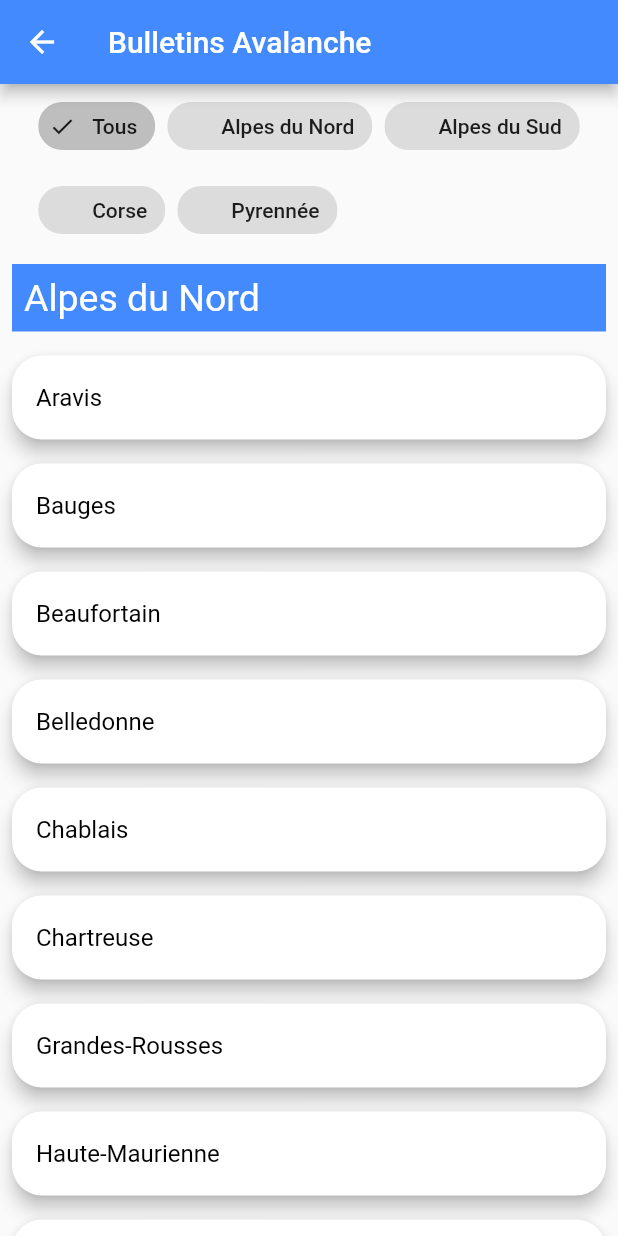
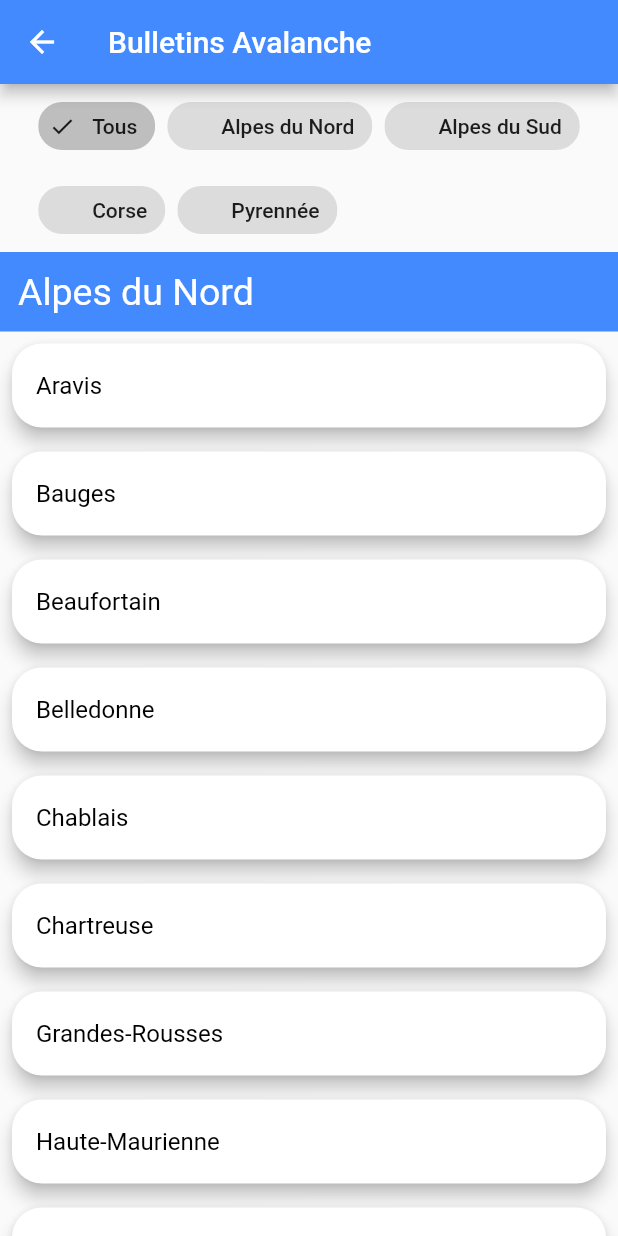
Before and after one commit to Chonli/snow_weather_info, a Flutter app: the AvalancheMassifListPage screen opened directly, on a phone screen of 412 x 824 dp. Run offline on Flutter 3.47's test engine with Material 2 defaults, Android fonts, the phone set to English and light mode, and no system bars; drawn by our look-alikes of sticky_headers; our stand-ins replace cached_network_image, carousel_slider, charts_flutter, csv, flutter_cache_manager, flutter_map and 7 more; missing offline and left inert: a package; accounts and stored records are empty; network calls fail; Roboto replaces fonts that are missing (Helvetica).

```diff
--- a/lib/ui/avalanche_massif_list_page.dart
+++ b/lib/ui/avalanche_massif_list_page.dart
@@ -3,6 +3,7 @@ import 'package:provider/provider.dart';
 import 'package:snow_weather_info/data/repository.dart';
 import 'package:snow_weather_info/model/avalanche_bulletin.dart';
 import 'package:snow_weather_info/ui/avalanche_bulletin_page.dart';
+import 'package:sticky_headers/sticky_headers.dart';
 
 class AvalancheMassifListPage extends StatefulWidget {
   const AvalancheMassifListPage({Key key}) : super(key: key);
@@ -69,11 +70,6 @@ class _AvalancheMassifListPageState extends State<AvalancheMassifListPage> {
 
   @override
   Widget build(BuildContext context) {
-    Repository repository = Provider.of<Repository>(context);
-    final listAlpesNord = repository.getAvalancheBulletin(Mountain.alpes_nord);
-    final listAlpesSud = repository.getAvalancheBulletin(Mountain.alpes_sud);
-    final listCorse = repository.getAvalancheBulletin(Mountain.corse);
-    final listPyrennee = repository.getAvalancheBulletin(Mountain.pyrennee);
     return Scaffold(
       appBar: AppBar(
         title: Text("Bulletins Avalanche"),
@@ -87,14 +83,10 @@ class _AvalancheMassifListPageState extends State<AvalancheMassifListPage> {
             child: ListView(
               primary: true,
               children: [
-                _cardHeader("Alpes du Nord", Mountain.alpes_nord),
-                _listMassif(listAlpesNord, Mountain.alpes_nord),
-                _cardHeader("Alpes du Sud", Mountain.alpes_sud),
-                _listMassif(listAlpesSud, Mountain.alpes_sud),
-                _cardHeader("Corse", Mountain.corse),
-                _listMassif(listCorse, Mountain.corse),
-                _cardHeader("Pyrénnée", Mountain.pyrennee),
-                _listMassif(listPyrennee, Mountain.pyrennee),
+                _listMassif("Alpes du Nord", Mountain.alpes_nord),
+                _listMassif("Alpes du Sud", Mountain.alpes_sud),
+                _listMassif("Corse", Mountain.corse),
+                _listMassif("Pyrénnée", Mountain.pyrennee),
               ],
             ),
           ),
@@ -103,12 +95,16 @@ class _AvalancheMassifListPageState extends State<AvalancheMassifListPage> {
     );
   }
 
-  Widget _cardHeader(String title, Mountain type) {
+  Widget _listMassif(String title, Mountain type) {
+    Repository repository = Provider.of<Repository>(context);
+    final list = repository.getAvalancheBulletin(type);
+
     return Visibility(
       visible: _isVisible(type),
-      child: Container(
-        margin: EdgeInsets.all(8.0),
-        padding: EdgeInsets.all(8.0),
+      child: StickyHeader(
+        header: Container(
+          padding: EdgeInsets.all(12.0),
+          alignment: Alignment.centerLeft,
           color: Theme.of(context).primaryColor,
           child: Text(
             title,
@@ -116,19 +112,14 @@ class _AvalancheMassifListPageState extends State<AvalancheMassifListPage> {
                 color: Theme.of(context).textTheme.title.color, fontSize: 25),
           ),
         ),
-    );
-  }
-
-  Widget _listMassif(List<AvalancheBulletin> list, type) {
-    return Visibility(
-      visible: _isVisible(type),
-      child: ListView.builder(
+        content: ListView.builder(
           shrinkWrap: true,
           physics: NeverScrollableScrollPhysics(),
           itemCount: list.length,
           itemBuilder: (context, index) {
             return _CardMassif(list[index]);
           },
+        ),
       ),
     );
   }
--- a/pubspec.yaml
+++ b/pubspec.yaml
@@ -41,6 +41,8 @@ dependencies:
   native_pdf_view: ^2.2.0
   carousel_slider: ^1.4.1
   share: ^0.6.3+6
+  sticky_headers: ^0.1.8+1
+  alphabet_list_scroll_view: ^1.0.6
 
 dev_dependencies:
   flutter_test:
```
Also changed, not shown: lib/ui/list_station_widget.dart (+41 -27 lines), pubspec.lock. Lines whose indentation alone changed are shown as unchanged.
